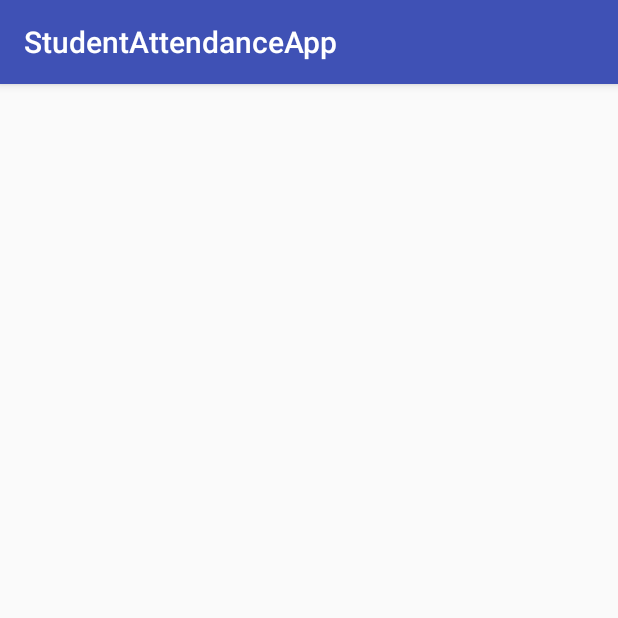
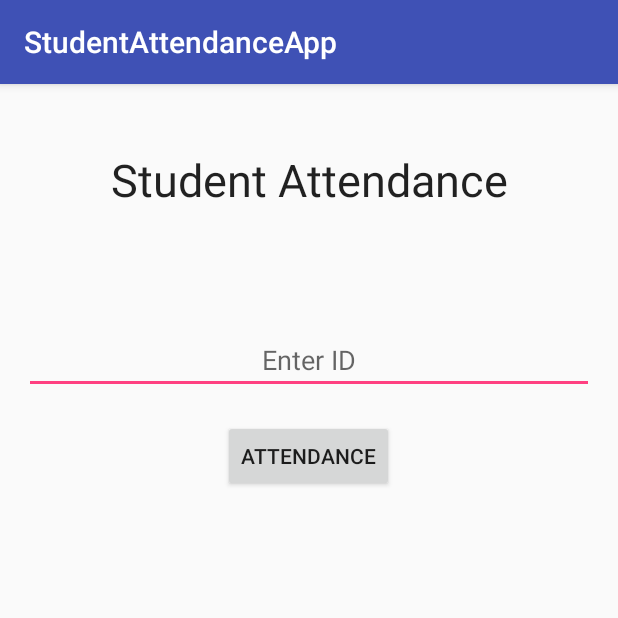
Before and after one commit to bhavparikh/StudentAttendanceApp, an Android app: the UserActivity screen opened directly, with no data from a screen before it, on a phone screen of 412 x 824 dp, the top half of it. Run offline under Robolectric (Android 15) with nearby library versions, the phone set to English and light mode, and no system bars.

```diff
--- a/app/src/main/java/edu/ualr/cpsc4399/bjparikh/studentattendanceapp/DatabaseHelper.java
+++ b/app/src/main/java/edu/ualr/cpsc4399/bjparikh/studentattendanceapp/DatabaseHelper.java
@@ -41,6 +41,22 @@ public class DatabaseHelper extends SQLiteOpenHelper {
         database.close();
     }
 
+    public boolean unameExists(String uname){
+        database = this.getReadableDatabase();
+        String query = "select Uname from " + TABLE_NAME;
+        Cursor cursor = database.rawQuery(query, null);
+        String a;
+        if(cursor.moveToFirst()){
+            do{
+                a = cursor.getString(0);
+                if (a.equals(uname)){
+                    return true;
+                }
+            }while(cursor.moveToNext());
+        }
+        return false;
+    }
+
     public String searchPass(String uname){
         database = this.getReadableDatabase();
         String query = "select Uname, Pass from " + TABLE_NAME;
--- a/app/src/main/java/edu/ualr/cpsc4399/bjparikh/studentattendanceapp/RegisterActivity.java
+++ b/app/src/main/java/edu/ualr/cpsc4399/bjparikh/studentattendanceapp/RegisterActivity.java
@@ -38,9 +38,13 @@ public class RegisterActivity extends AppCompatActivity {
                         pass1.matches("") || pass2.matches("")){
                     Toast.makeText(RegisterActivity.this, "All fields are required", Toast.LENGTH_SHORT).show();
                 } else {
+
                     if(!pass1.equals(pass2)){
                         //popup msg
                         Toast.makeText(RegisterActivity.this, "Passwords don't match", Toast.LENGTH_SHORT).show();
+                    } else {
+                        if(databaseHelper.unameExists(username)){
+                            Toast.makeText(RegisterActivity.this, "Username already exists", Toast.LENGTH_SHORT).show();
                         } else {
                             Toast.makeText(getApplicationContext(), "Registration Successful", Toast.LENGTH_SHORT).show();
                             Credentials credentials = new Credentials();
@@ -53,6 +57,8 @@ public class RegisterActivity extends AppCompatActivity {
                             Intent loginIntent = new Intent(RegisterActivity.this, MainActivity.class);
                             RegisterActivity.this.startActivity(loginIntent);
                         }
+
+                    }
                 }
 
 
--- a/app/src/main/res/layout/activity_user.xml
+++ b/app/src/main/res/layout/activity_user.xml
@@ -10,4 +10,42 @@
     android:paddingTop="@dimen/activity_vertical_margin"
     tools:context="edu.ualr.cpsc4399.bjparikh.studentattendanceapp.UserActivity">
 
+    <EditText
+        android:layout_width="wrap_content"
+        android:layout_height="wrap_content"
+        android:inputType="number"
+        android:ems="10"
+        android:layout_below="@+id/tvAttendance"
+        android:layout_marginTop="77dp"
+        android:id="@+id/editText"
+        android:hint="Enter ID"
+        android:layout_alignParentRight="true"
+        android:layout_alignParentEnd="true"
+        android:layout_alignParentLeft="true"
+        android:layout_alignParentStart="true"
+        android:textAlignment="center" />
+
+    <Button
+        android:text="Attendance"
+        android:layout_width="wrap_content"
+        android:layout_height="wrap_content"
+        android:layout_below="@+id/editText"
+        android:layout_centerHorizontal="true"
+        android:layout_marginTop="17dp"
+        android:id="@+id/button" />
+
+    <TextView
+        android:text="Student Attendance"
+        android:layout_width="wrap_content"
+        android:layout_height="wrap_content"
+        android:id="@+id/tvAttendance"
+        android:textAppearance="@style/TextAppearance.AppCompat.Body1"
+        android:textAlignment="center"
+        android:textSize="30sp"
+        android:layout_marginTop="27dp"
+        android:layout_alignParentTop="true"
+        android:layout_alignParentLeft="true"
+        android:layout_alignParentStart="true"
+        android:layout_alignParentRight="true"
+        android:layout_alignParentEnd="true" />
 </RelativeLayout>
```
Lines whose indentation alone changed are shown as unchanged.
